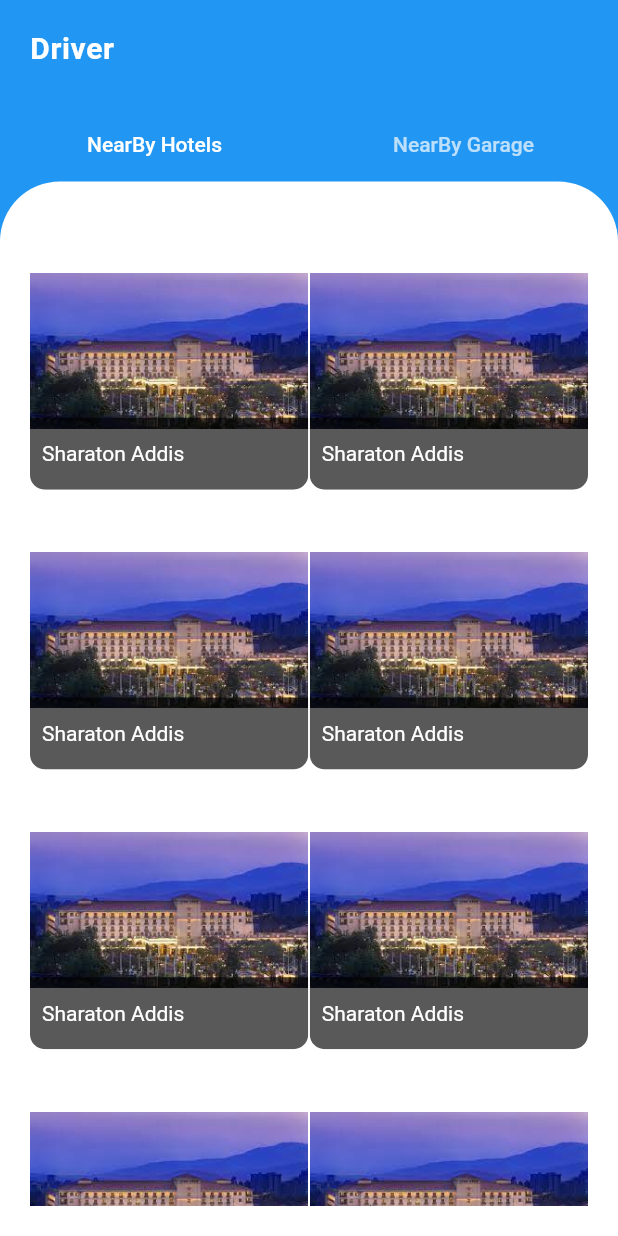
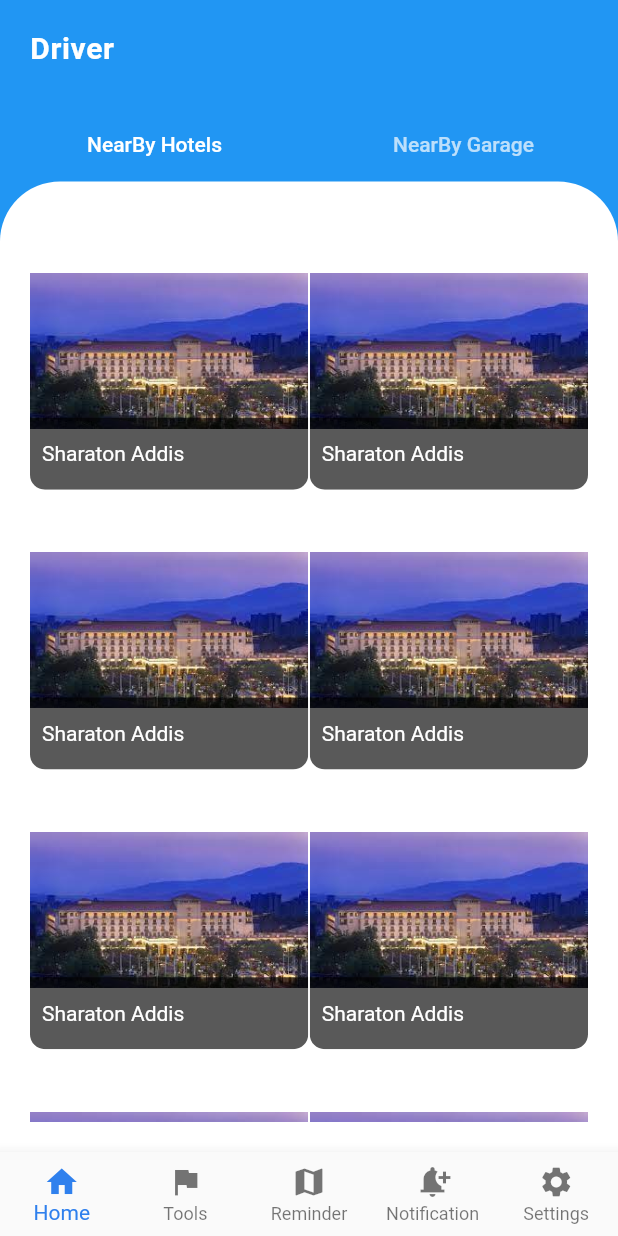
Before and after one commit to jeno1990/Traffic-Assistant-and-real-time-road-congestion-prediction, a Flutter app: the DriverTool screen opened directly, on a phone screen of 412 x 824 dp. Run offline on Flutter 3.47's test engine with Material 2 defaults, Android fonts, the phone set to English and light mode, and no system bars; our stand-ins replace dropdown_formfield, flutter_signin_button, get.

Commit message:
bottom navigation for driver

```diff
--- /dev/null
+++ b/frontend/mobile_traffic/lib/screens/driver/components/bottom_navigation.dart
@@ -0,0 +1,73 @@
+import 'package:flutter/material.dart';
+
+class BottomNavigation extends StatefulWidget {
+ // const ButtomNavigation({ Key? key }) : super(key: key);
+
+  @override
+  State<BottomNavigation> createState() => _BottomNavigationState();
+}
+
+class _BottomNavigationState extends State<BottomNavigation> {
+  int _selectedIndex = 0;
+
+  static const List<Widget> _widgetOptions = <Widget>[
+    Text(
+      'Index 0: Home',
+    ),
+    Text(
+      'Index 1: Business',
+    ),
+    Text(
+      'Index 2: School',
+    ),
+     Text(
+      'Index 2: School',
+    ),
+     Text(
+      'Index 3: School',
+    ),
+     Text(
+      'Index 4: School',
+    ),
+  ];
+
+  void _onItemTapped(int index) {
+    setState(() {
+      _selectedIndex = index;
+    });
+  }
+  @override
+  Widget build(BuildContext context) {
+    return BottomNavigationBar(
+      type:BottomNavigationBarType.fixed,
+       items: const <BottomNavigationBarItem>[
+          BottomNavigationBarItem(
+            icon: Icon(Icons.home),
+            label: 'Home',
+          ),
+          BottomNavigationBarItem(
+            icon: Icon(Icons.flag),
+            label: 'Tools',
+          ),
+           BottomNavigationBarItem(
+            icon: Icon(Icons.map),
+            label: 'Reminder',
+          ),
+          BottomNavigationBarItem(
+            icon: Icon(Icons.notification_add),
+            label: 'Notification',
+          ),
+          BottomNavigationBarItem(
+            icon: Icon(Icons.settings),
+            label: 'Settings',
+          ),
+        ],
+        currentIndex: _selectedIndex,
+        selectedItemColor: Color.fromRGBO(47, 128, 237, 1)
+,
+        onTap: _onItemTapped,
+      );
+
+
+  }
+}
--- a/frontend/mobile_traffic/lib/screens/driver/driver_tool.dart
+++ b/frontend/mobile_traffic/lib/screens/driver/driver_tool.dart
@@ -1,6 +1,6 @@
 import 'package:flutter/material.dart';
 import 'package:mobile_traffic/screens/common_components/header_text.dart';
-
+import 'package:mobile_traffic/screens/driver/components/bottom_navigation.dart';
 class DriverTool extends StatefulWidget {
   // const DriverTool({ Key? key }) : super(key: key);
 
@@ -63,8 +63,10 @@
                               NearByGomista()              ]),
                           )),
                     ),
-                  ])),
-          // bottomNavigationBar: BottomNavigation(),
+                  ])
+
+                  ),
+          bottomNavigationBar: BottomNavigation(),
         ),
       ),
     );
```
